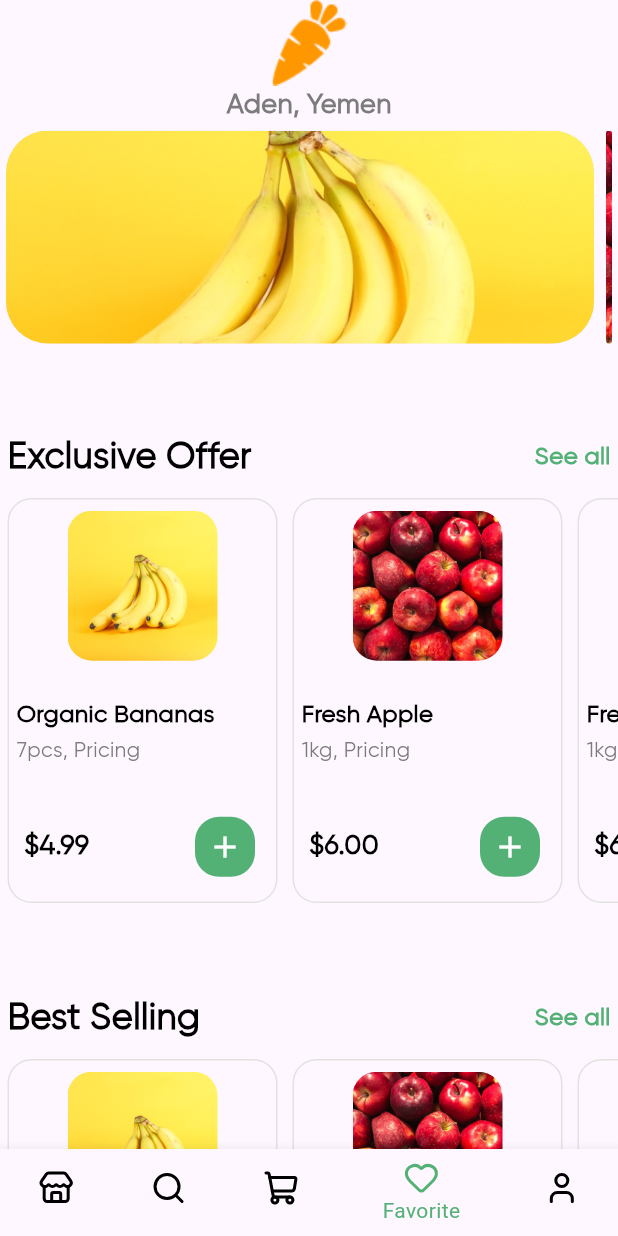
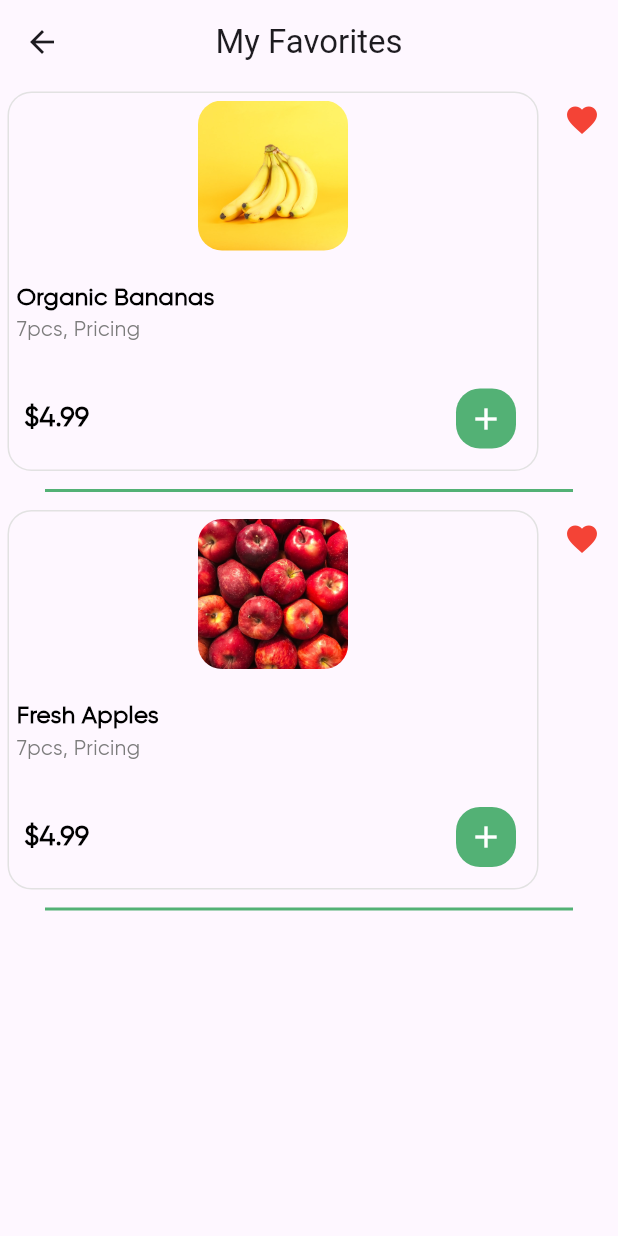
Before and after one commit to NAYRA92/flutter_course_july, a Flutter app: the HomeScreen screen opened directly, item 4 of the bottom bar chosen, on a phone screen of 412 x 824 dp. Run offline on Flutter 3.47's test engine with Material 3 defaults, Android fonts, the phone set to English and light mode, and no system bars; our stand-ins replace lucide_icons_flutter, water_drop_nav_bar.

Commit message:
modified:   lib/bottom_nav_screens/cart_page.dart 	modified:   lib/bottom_nav_screens/fav_page.dart 	modified:   lib/home_screen.dart

```diff
--- a/lib/bottom_nav_screens/fav_page.dart
+++ b/lib/bottom_nav_screens/fav_page.dart
@@ -0,0 +1,71 @@
+import 'package:flutter/material.dart';
+
+import '../constant.dart';
+
+class FavPage extends StatefulWidget {
+  const FavPage({super.key});
+
+  @override
+  State<FavPage> createState() => _FavPageState();
+}
+
+class _FavPageState extends State<FavPage> {
+    List<String> cartItemsTitle = [
+    "Organic Bananas", //indexed 0
+    "Fresh Apples", //indexed 1
+  ];
+
+  List<String> cartItemsImages = [
+    "images/banana.jpg", //indexed 0
+    "images/apple.jpg", //indexed 1
+  ];
+
+  @override
+  Widget build(BuildContext context) {
+    return Scaffold(
+      appBar: AppBar(
+        title: Text("My Favorites"),
+        centerTitle: true,
+      ),
+
+      //our cart body
+      body: ListView.builder(
+        itemCount: cartItemsTitle.length,
+        itemBuilder: (context, index) {
+          return Column(
+            children: [
+              Container(
+                child: Row(
+                  crossAxisAlignment: CrossAxisAlignment.start,
+                  children: [
+                    Expanded(
+                      child: app_items_card(cartItemsImages[index],
+                          cartItemsTitle[index], "7pcs, Pricing", "4.99"),
+                    ),
+                    IconButton(
+                        onPressed: () {
+                          //deletion code
+                        },
+                        icon: Icon(
+                          Icons.favorite,
+                          color: Colors.red,
+                        ))
+                  ],
+                ),
+              ),
+
+              //divider
+              Divider(
+                indent: 30,
+                endIndent: 30,
+                thickness: 2,
+                color: primaryColor,
+              )
+            ],
+          );
+          // Text("Item $index in Cart");
+        },
+      ),
+    );
+  }
+}
```
Also changed, not shown: lib/bottom_nav_screens/cart_page.dart (+77 -0 lines), lib/home_screen.dart (+10 -0 lines).
